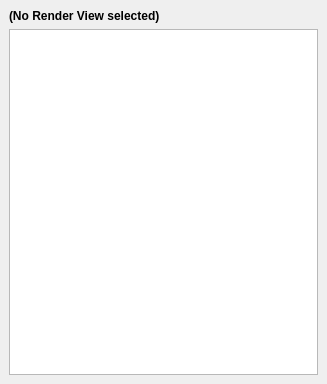
Before: the Qt Designer form gui/widgets/RendererConfigWidget.ui in kateyy/geohazardvis, drawn with Qt 5.
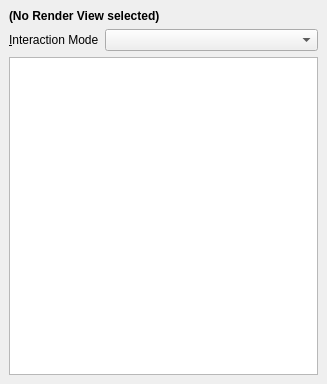
After: the same form once the commit is applied. Custom widgets are drawn as their Qt base class.

Commit message: add GUI switch for 2D/3D

The edit to the form file:
```diff
--- a/gui/widgets/RendererConfigWidget.ui
+++ b/gui/widgets/RendererConfigWidget.ui
@@ -22,6 +22,37 @@
       </property>
      </widget>
     </item>
+    <item>
+     <widget class="QWidget" name="widget" native="true">
+      <layout class="QFormLayout" name="formLayout">
+       <property name="leftMargin">
+        <number>0</number>
+       </property>
+       <property name="topMargin">
+        <number>0</number>
+       </property>
+       <property name="rightMargin">
+        <number>0</number>
+       </property>
+       <property name="bottomMargin">
+        <number>0</number>
+       </property>
+       <item row="0" column="0">
+        <widget class="QLabel" name="label">
+         <property name="text">
+          <string>&amp;Interaction Mode</string>
+         </property>
+         <property name="buddy">
+          <cstring>interactionModeCombo</cstring>
+         </property>
+        </widget>
+       </item>
+       <item row="0" column="1">
+        <widget class="QComboBox" name="interactionModeCombo"/>
+       </item>
+      </layout>
+     </widget>
+    </item>
     <item>
      <widget class="propertyguizeug::PropertyBrowser" name="propertyBrowser"/>
     </item>
```
The commit also changes 4 other files.
